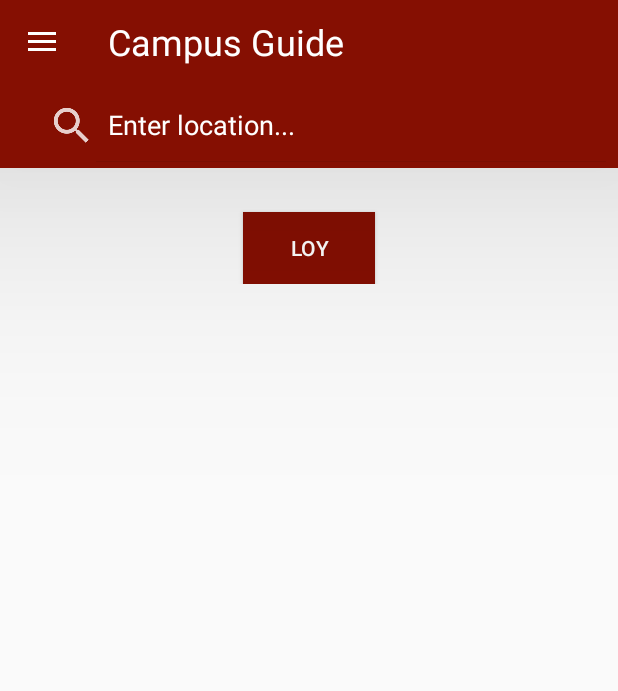
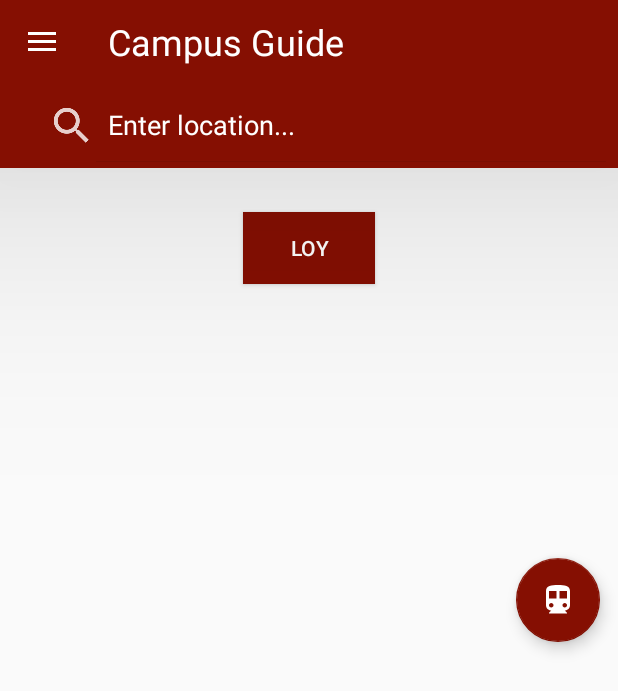
Before and after one commit to TaimoorRana/MCGA, an Android app: the screen it shows after launch (MainActivity), on a phone screen of 412 x 824 dp. Shown: the top 691 px of the screen. Run offline under Robolectric (Android 15) with nearby library versions, the light colour scheme and no system bars; our stand-ins replace CircleImageView; libraries missing offline, so code that uses them is left out: com.akexorcist.googledirection, com.google.maps.android; 5 statements that could not run were skipped.

Commit message:
Adde tranport button

```diff
--- a/app/src/main/java/com/concordia/mcga/fragments/NavigationFragment.java
+++ b/app/src/main/java/com/concordia/mcga/fragments/NavigationFragment.java
@@ -225,6 +225,7 @@ public class NavigationFragment extends Fragment implements OnMapReadyCallback,
                         if ((building_flag == FLAG_INFO)) {
                             directionsButton.setVisibility(View.VISIBLE);
                             y = buildingInfoFragment.getTop();
+
                             directionsButton.setY(y - 2 * mapCenterButton.getHeight() + mapCenterButton.getHeight() /2 );
                             mapCenterButton.setY(y - 2 * mapCenterButton.getHeight() + mapCenterButton.getHeight() /2 );
                         }
--- a/app/src/main/res/layout/nav_main_fragment.xml
+++ b/app/src/main/res/layout/nav_main_fragment.xml
@@ -80,8 +80,8 @@ android:focusableInTouchMode="true">
             android:name="com.concordia.mcga.fragments.TransportButtonFragment"
             android:layout_width="wrap_content"
             android:layout_height="wrap_content"
-            android:layout_above="@id/mapCenterButton"
-            android:elevation="10dp"
+            android:layout_marginTop="90dip"
+            android:elevation="110dp"
             android:layout_alignParentEnd="true" />
 
         <ToggleButton
```
